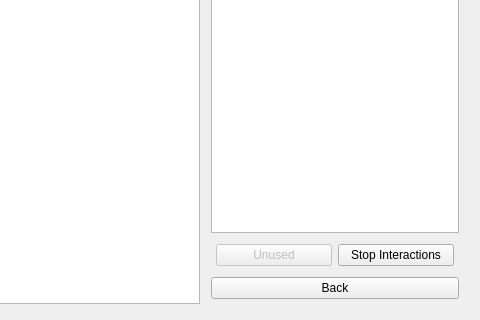
robotics-in-concert/rocon_qt_gui, file rocon_remocon/ui/interactions_list.ui: the form before one commit; both pictures show x 166 to 646 and y 172 to 492 of the 646 by 492 pixel window.
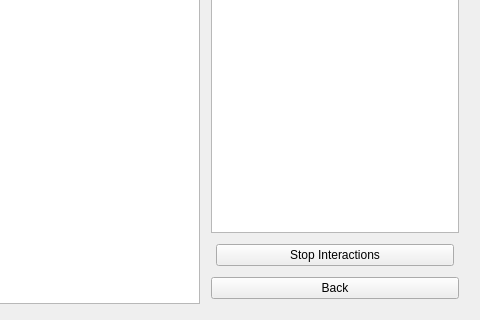
The form after the commit.

Commit message: adding a stop all interactions button, closes #120

```diff
--- a/rocon_remocon/ui/interactions_list.ui
+++ b/rocon_remocon/ui/interactions_list.ui
@@ -63,26 +63,13 @@
          <property name="margin">
           <number>5</number>
          </property>
-         <item row="0" column="1">
+         <item row="0" column="0">
           <widget class="QPushButton" name="stop_interactions_button">
            <property name="text">
             <string>Stop Interactions</string>
            </property>
           </widget>
          </item>
-         <item row="0" column="0">
-          <widget class="QPushButton" name="refresh_btn">
-           <property name="enabled">
-            <bool>false</bool>
-           </property>
-           <property name="text">
-            <string>Unused</string>
-           </property>
-           <property name="checkable">
-            <bool>false</bool>
-           </property>
-          </widget>
-         </item>
         </layout>
        </item>
        <item>
```
Left out of the diff: 12 changed lines with no effect on the pictures. The commit also changes 3 other files.
